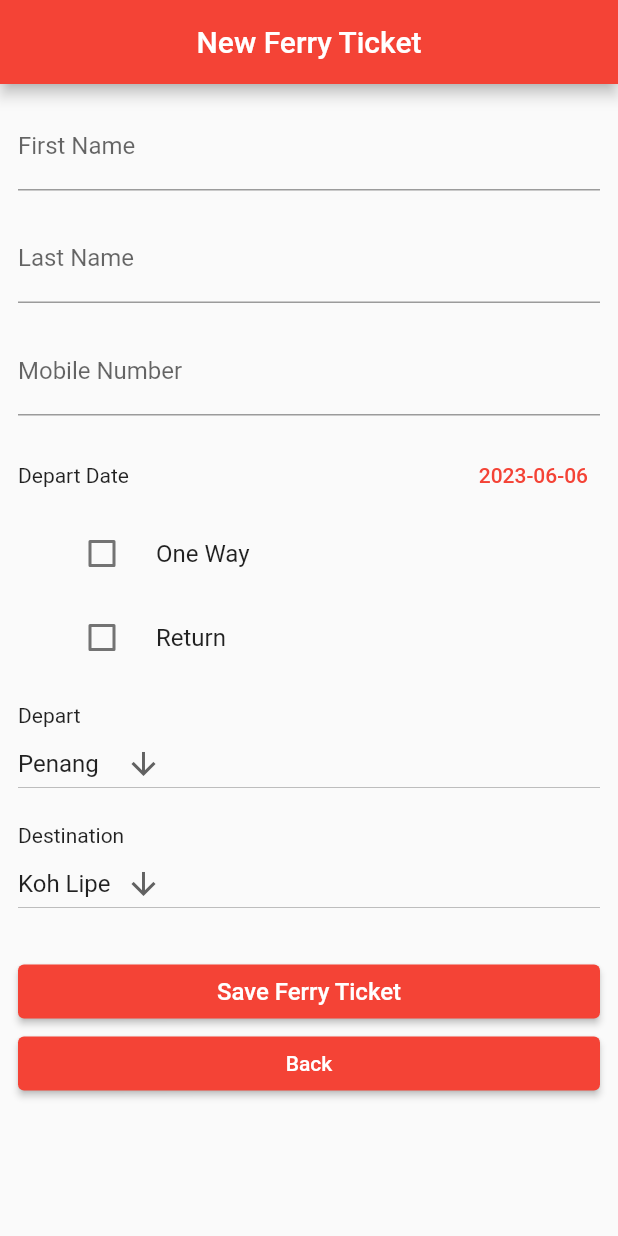
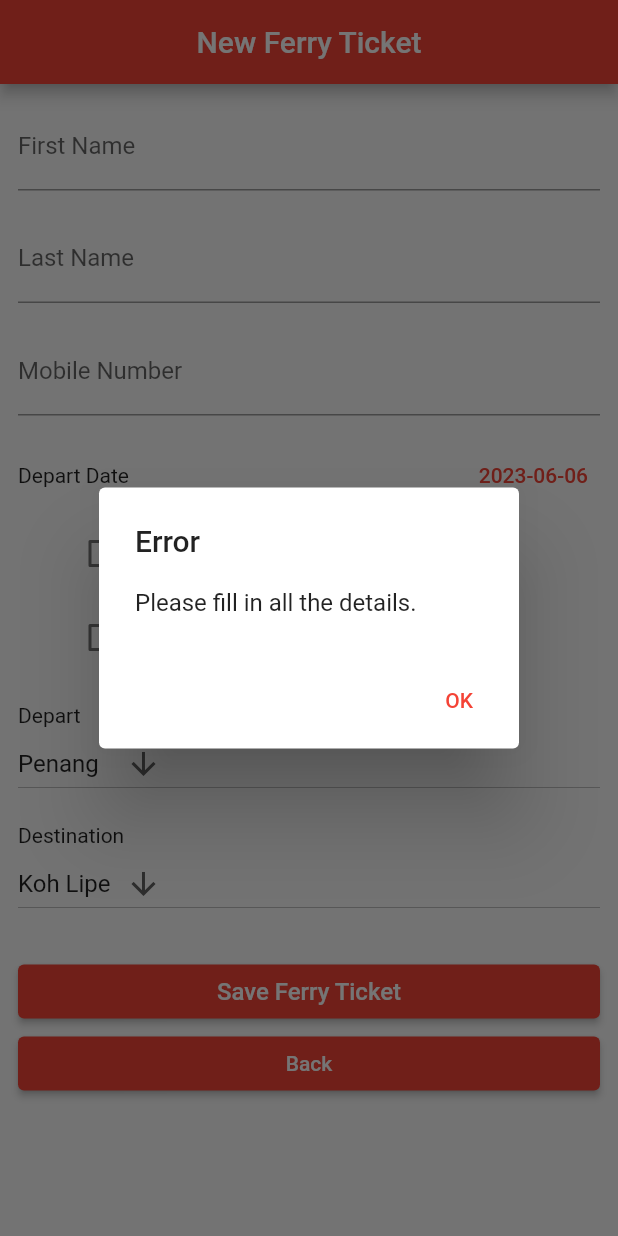
Before and after one commit to AhmadAyman089/ferry_ticket_application, a Flutter app: the BookingFormPage screen opened directly with empty values, after a tap on "Save Ferry Ticket", on a phone screen of 412 x 824 dp. Run offline on Flutter 3.47's test engine with Material 2 defaults, Android fonts, the light colour scheme and no system bars; our stand-ins replace font_awesome_flutter, sqflite; accounts and stored records are empty.

Commit message:
update booking

```diff
--- a/lib/models/user.dart
+++ b/lib/models/user.dart
@@ -1,5 +1,6 @@
 import 'dart:convert';
 
+// This is User Class database model
 class User {
   final int? userId; // User ID
   final String firstName; // First name
@@ -8,6 +9,7 @@ class User {
   final String password; // Password
   final String mobileNumber; // Mobile number
 
+  //constructor for the user class
   User({
     this.userId,
     required this.firstName,
--- a/lib/pages/bookingFormPage.dart
+++ b/lib/pages/bookingFormPage.dart
@@ -7,11 +7,11 @@ import 'package:flutter/material.dart';
 import '../services/database_service.dart';
 import 'package:intl/intl.dart';
 
-
 class BookingFormPage extends StatefulWidget {
   final String userID;
   final FerryTicket? ferryTicket;
-  const BookingFormPage({Key? key, required this.userID, this.ferryTicket}) : super(key: key);
+  const BookingFormPage({Key? key, required this.userID, this.ferryTicket})
+      : super(key: key);
 
   @override
   State<BookingFormPage> createState() => _BookingFormPageState();
@@ -30,8 +30,6 @@ class _BookingFormPageState extends State<BookingFormPage> {
   final TextEditingController _departRouteController = TextEditingController();
   final TextEditingController _destRouteController = TextEditingController();
 
-
-
   bool _oneWayCheckbox = false;
   bool _returnCheckbox = false;
 
@@ -43,20 +41,17 @@ bool _returnCheckbox = false;
       initialDate: departureDate,
       firstDate: DateTime(1900),
       lastDate: DateTime(2100),
-
     );
     if (picked != null) {
       setState(() {
         departureDate = picked;
-      _departDateController.text = DateFormat('yyyy-MM-dd').format(departureDate);
+        _departDateController.text =
+            DateFormat('yyyy-MM-dd').format(departureDate);
       });
     }
   }
 
-
-
   Future<void> _onSave() async {
-
     final firstName = _firstNameController.text;
     final lastName = _lastNameController.text;
     final mobileNumber = _mobileNumberController.text;
@@ -67,9 +62,7 @@ bool _returnCheckbox = false;
     final departRoute = _departRouteController.text;
     final destRoute = _destRouteController.text;
 
-
-
-    var newTicket =  FerryTicket(
+    var newTicket = FerryTicket(
         bookId: Random.secure().nextInt(999),
         departDate: DateTime.parse(departDate),
         journey: journey,
@@ -81,26 +74,20 @@ bool _returnCheckbox = false;
         context,
         MaterialPageRoute(
             builder: (context) => HomePage(userID: widget.userID)));
-
   }
 
   String dropdownvalue1 = 'Penang';
   String dropdownvalue2 = 'Koh Lipe';
-var  destinations = [
+  var destinations = [
     'Penang',
     'Langkawi',
     'Singapore',
     'Koh Lipe',
   ];
 
-
-
-
   @override
   Widget build(BuildContext context) {
     String dropdownValue = destinations.first;
-
-
 
     return Scaffold(
       appBar: AppBar(
@@ -156,7 +143,6 @@ var  destinations = [
                   ),
                 ],
               ),
-
               Container(
                 margin: const EdgeInsets.only(left: 20.0),
                 child: CheckboxListTile(
@@ -189,80 +175,71 @@ var  destinations = [
                   },
                 ),
               ),
-
               const SizedBox(height: 16.0),
               const Text('Depart'),
-
               DropdownButton(
-
                 value: dropdownvalue1,
                 icon: const Icon(Icons.arrow_downward),
                 elevation: 16,
-
-                 items:
-                    destinations.map((String value) {
+                items: destinations.map((String value) {
                   return DropdownMenuItem(
                     value: value,
                     child: Text(value),
                   );
                 }).toList(),
-
                 onChanged: (String? value) {
                   // This is called when the user selects an item.
                   setState(() {
                     dropdownvalue1 = value!;
                     _departRouteController.text = value;
-                  }
-                  );
+                  });
                 },
-
-
               ),
-
-
-
               const SizedBox(height: 16.0),
               const Text('Destination'),
-
               DropdownButton(
-
                 value: dropdownvalue2,
                 icon: const Icon(Icons.arrow_downward),
                 elevation: 16,
-
-                 items:
-                    destinations.map((String value) {
+                items: destinations.map((String value) {
                   return DropdownMenuItem(
                     value: value,
                     child: Text(value),
                   );
                 }).toList(),
-
                 onChanged: (String? value) {
                   // This is called when the user selects an item.
                   setState(() {
                     dropdownvalue2 = value!;
                     _destRouteController.text = value;
-                  }
+                  });
+                },
+              ),
+              const SizedBox(height: 24.0),
+              ElevatedButton(
+                onPressed: () {
+                  if (_validateForm()) {
+                    _onSave();
+                  } else {
+                    showDialog(
+                      context: context,
+                      builder: (BuildContext context) {
+                        return AlertDialog(
+                          title: Text('Error'),
+                          content: Text('Please fill in all the details.'),
+                          actions: [
+                            TextButton(
+                              onPressed: () {
+                                Navigator.of(context).pop();
+                              },
+                              child: Text('OK'),
+                            ),
+                          ],
                         );
                       },
-
-
-              ),
-
-
-
-
-
-
-
-
-
-
-              const SizedBox(height: 24.0),
-              ElevatedButton(
-                onPressed: _onSave,
-
+                    );
+                  }
+                },
                 child: const Text(
                   'Save Ferry Ticket',
                   style: TextStyle(fontSize: 16.0),
@@ -278,7 +255,6 @@ var  destinations = [
                               HomePage(userID: widget.userID)));
                 },
               ),
-
               Text(widget.userID),
             ],
           ),
@@ -286,4 +262,17 @@ var  destinations = [
       ),
     );
   }
+
+  bool _validateForm() {
+    if (_firstNameController.text.isEmpty ||
+        _lastNameController.text.isEmpty ||
+        _mobileNumberController.text.isEmpty ||
+        _departDateController.text.isEmpty ||
+        _journeyController.text.isEmpty ||
+        _departRouteController.text.isEmpty ||
+        _destRouteController.text.isEmpty) {
+      return false; // Form is not valid if any field is empty
     }
+    return true; // Form is valid if all fields are filled
+  }
+}
```
Also changed, not shown: lib/models/ferryticket.dart (+4 -4 lines). Lines whose indentation alone changed are shown as unchanged.
